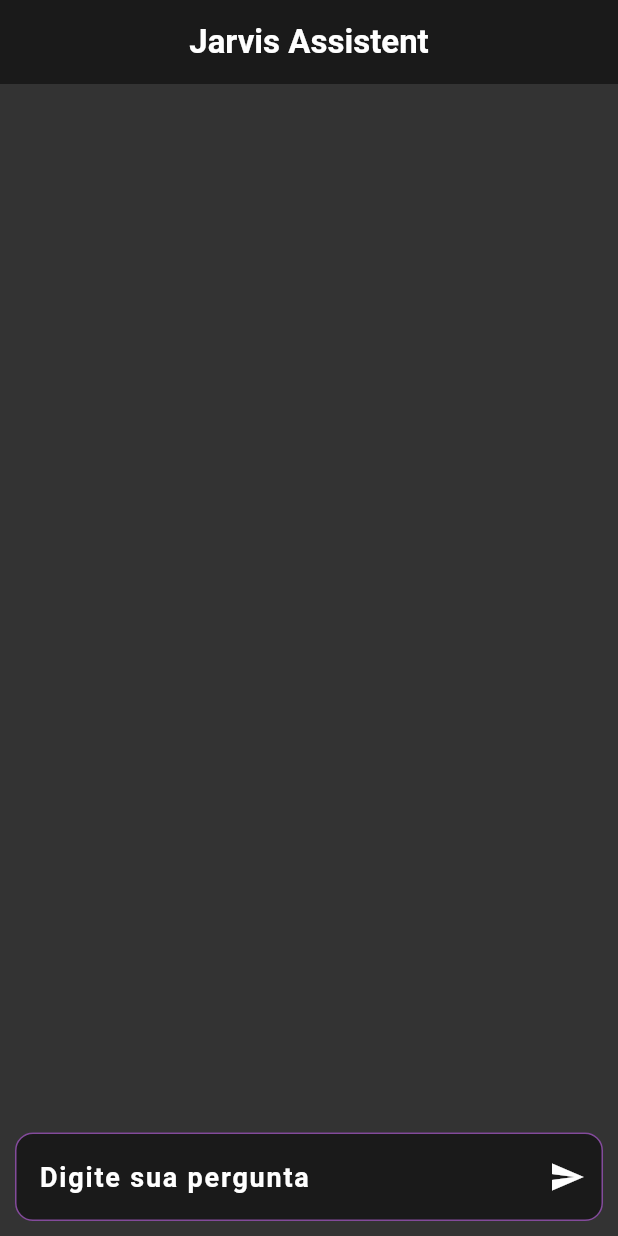
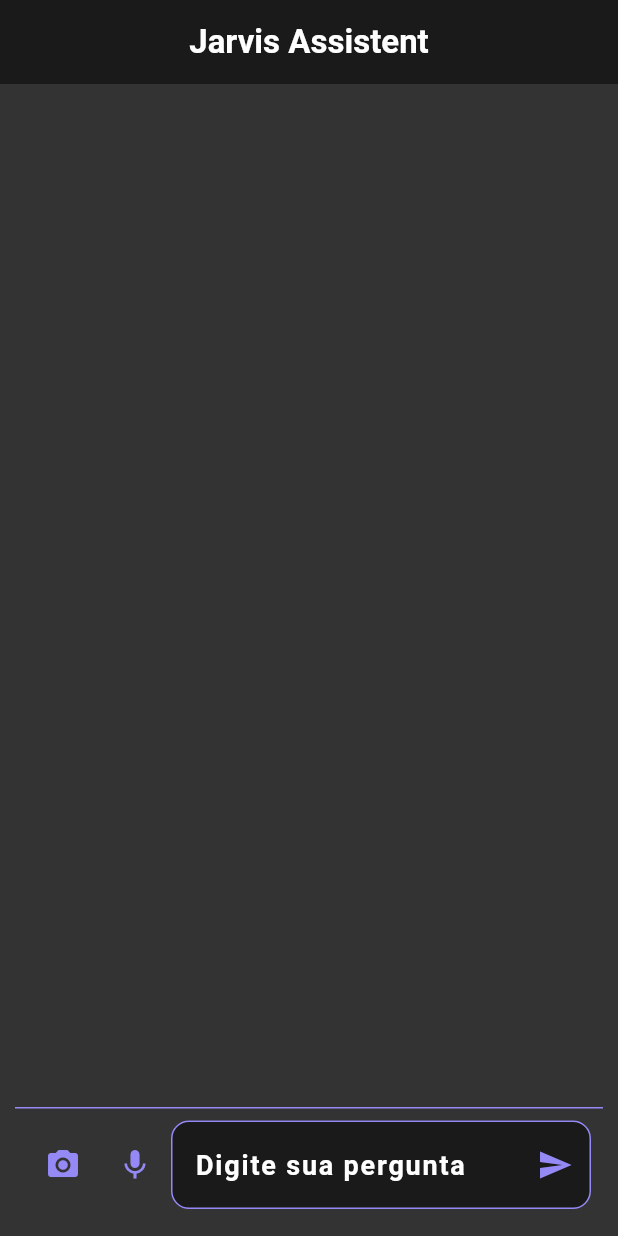
Before and after one commit to pi-mobile-development/jarvis_assistent, a Flutter app: the screen it shows after launch, on a phone screen of 412 x 824 dp. Run offline on Flutter 3.47's test engine with Material 3 defaults, Android fonts, the phone set to English and light mode, and no system bars; our stand-ins replace permission_handler.

```diff
--- a/lib/Themes/themes.dart
+++ b/lib/Themes/themes.dart
@@ -5,7 +5,8 @@ class AppTheme {
 
   static Color get appBarColor => const Color(0xFF1A1A1A);
   static Color get primaryColor => const Color(0xFF333333);
-  static Color get secondaryColor => const Color.fromARGB(159, 194, 104, 233);
+  static Color get secondaryColor => const Color(0xff9489F5);
+
   static Color get textColor => Colors.white;
 
   static OutlineInputBorder get outlineInputBorder => OutlineInputBorder(
--- a/lib/main_screen.dart
+++ b/lib/main_screen.dart
@@ -1,7 +1,7 @@
-
 import 'package:flutter/material.dart';
 import 'package:jarvis_assistent/Models/message_model.dart';
 import 'package:jarvis_assistent/Themes/themes.dart';
+import 'package:permission_handler/permission_handler.dart';
 
 class Mainscreen extends StatefulWidget {
   const Mainscreen({super.key});
@@ -14,6 +14,7 @@ class _MainscreenState extends State<Mainscreen> {
   final _textInputController = TextEditingController();
   final _scrollController = ScrollController();
   final _messages = <MessageModel>[];
+  bool _isRecording = false;
 
   void scrollDown() {
     Future.delayed(
@@ -29,17 +30,7 @@ class _MainscreenState extends State<Mainscreen> {
   @override
   Widget build(BuildContext context) {
     return Scaffold(
-      appBar: AppBar(
-        backgroundColor: AppTheme.appBarColor,
-        title: Text(
-          'Jarvis Assistent',
-          style: TextStyle(
-            color: AppTheme.textColor,
-            fontWeight: FontWeight.bold
-          ),
-        ),
-        centerTitle: true,
-      ),
+      appBar: _buildAppBar(),
       body: SizedBox.expand(
         child: Container(
           padding: const EdgeInsets.all(10),
@@ -47,7 +38,32 @@ class _MainscreenState extends State<Mainscreen> {
           child: Column(
             children: [
               Expanded(
-                child: ListView.builder(
+                child: _buildMessageView()
+              ),
+              Divider(height: 1, color: AppTheme.secondaryColor),
+              _buildInputBar(),
+            ],
+          )
+        ),
+      ),
+    );
+  }
+
+  // Builders
+  PreferredSizeWidget _buildAppBar() {
+    return AppBar(
+      backgroundColor: AppTheme.appBarColor,
+      centerTitle: true,
+      title: Text(
+        'Jarvis Assistent',
+        style:
+            TextStyle(color: AppTheme.textColor, fontWeight: FontWeight.bold),
+      ),
+    );
+  }
+
+  ListView _buildMessageView() {
+    return ListView.builder(
       controller: _scrollController,
       itemCount: _messages.length,
       itemBuilder: (_, int index) {
@@ -60,23 +76,38 @@ class _MainscreenState extends State<Mainscreen> {
               width: MediaQuery.of(context).size.width * 0.7,
               padding: const EdgeInsets.all(12),
               decoration: BoxDecoration(
-                            color: AppTheme.secondaryColor,
-                            borderRadius: BorderRadius.circular(12)
-                          ),
+                  color: _messages[index].messageFrom == MessageFrom.USER
+                      ? const Color(0xAA1a1f24).withOpacity(0.5)
+                      : AppTheme.secondaryColor.withOpacity(0.2),
+                  borderRadius: BorderRadius.circular(12)),
               child: Text(
                 _messages[index].message,
-                            style: TextStyle(
-                              color: AppTheme.textColor,
-                              fontSize: 20
-                            ),
+                style: TextStyle(color: AppTheme.textColor, fontSize: 20),
               )
             ),
           ],
         );
       }
-                )
+    );
+  }
+
+  Widget _buildInputBar() {
+    return Padding(
+      padding: const EdgeInsets.all(8.0),
+      child: Row(
+        children: [
+          IconButton(
+            icon: const Icon(Icons.camera_alt),
+            onPressed: _pickImage,
+            color: AppTheme.secondaryColor,
           ),
-              TextField(
+          IconButton(
+            icon: Icon(_isRecording ? Icons.stop : Icons.mic),
+            onPressed: _recordAudio,
+            color: AppTheme.secondaryColor
+          ),
+          Expanded(
+            child: TextField(
               style: TextStyle(
                 fontSize: 18,
                 color: AppTheme.textColor,
@@ -94,32 +125,48 @@ class _MainscreenState extends State<Mainscreen> {
                 focusedBorder: AppTheme.outlineInputBorder,
                 filled: true,
                 suffixIcon: IconButton(
-                    onPressed: () async {
+                  onPressed: _sendMessage,
+                  icon: Icon(
+                    Icons.send,
+                    color: AppTheme.secondaryColor,
+                  )
+                )
+              ),
+            ),
+          ),
+        ],
+      ),
+    );
+  }
+
+  // Actions
+  void _sendMessage() async {
     if (_textInputController.text.isNotEmpty) {
       final prompt = _textInputController.text;
       setState(() {
-                          _messages.add(MessageModel(message: prompt, messageFrom: MessageFrom.USER));
-                          _textInputController.text = "";
+        _messages
+            .add(MessageModel(message: prompt, messageFrom: MessageFrom.USER));
+        _textInputController.clear();
         scrollDown();
       });
 
       setState(() {
-                          _messages.add(MessageModel(message: 'Resposta padrao', messageFrom: MessageFrom.IA));
+        _messages.add(MessageModel(
+            message: 'Resposta padrao', messageFrom: MessageFrom.IA));
         scrollDown();
       });
     }
-                    },
-                    icon: Icon(
-                      Icons.send,
-                      color: AppTheme.textColor,
-                    )
-                  )
-                ),
-              ),
-            ],
-          )
-        ),
-      ),
-    );
+  }
+
+  void _recordAudio() {
+    setState(() {
+      _isRecording = !_isRecording;
+    });
+  }
+
+  Future<void> _pickImage() async {
+    if (await Permission.camera.request().isGranted) {
+      //camera
     }
   }
+}
--- a/pubspec.yaml
+++ b/pubspec.yaml
@@ -9,6 +9,8 @@ environment:
 dependencies:
   flutter:
     sdk: flutter
+  image_picker: ^0.8.7+4
+  permission_handler: ^10.2.0
 
 dev_dependencies:
   flutter_test:
```
Also changed, not shown: pubspec.lock. Lines whose indentation alone changed are shown as unchanged.
